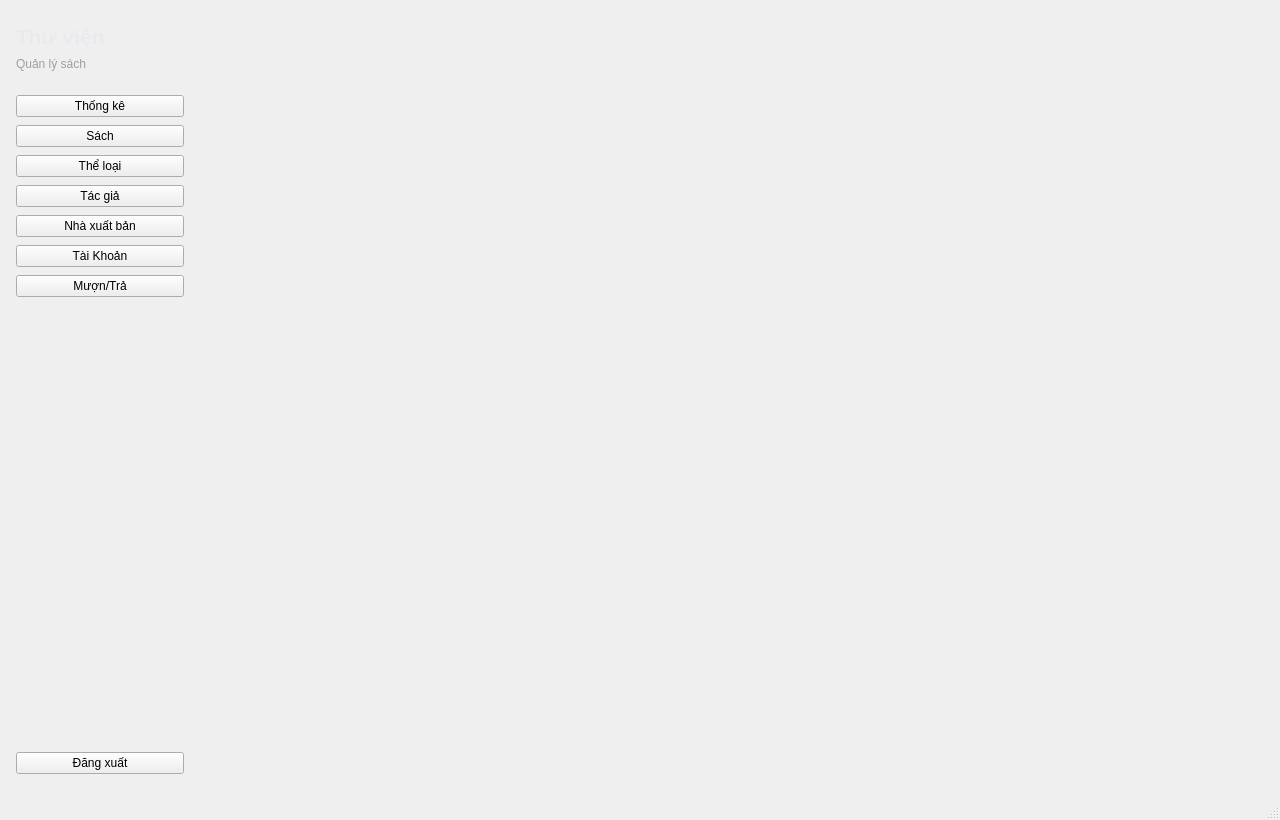
Before: the Qt Designer form view/main_window.ui in phuongphuong5110-create/library-app, drawn with Qt 5.
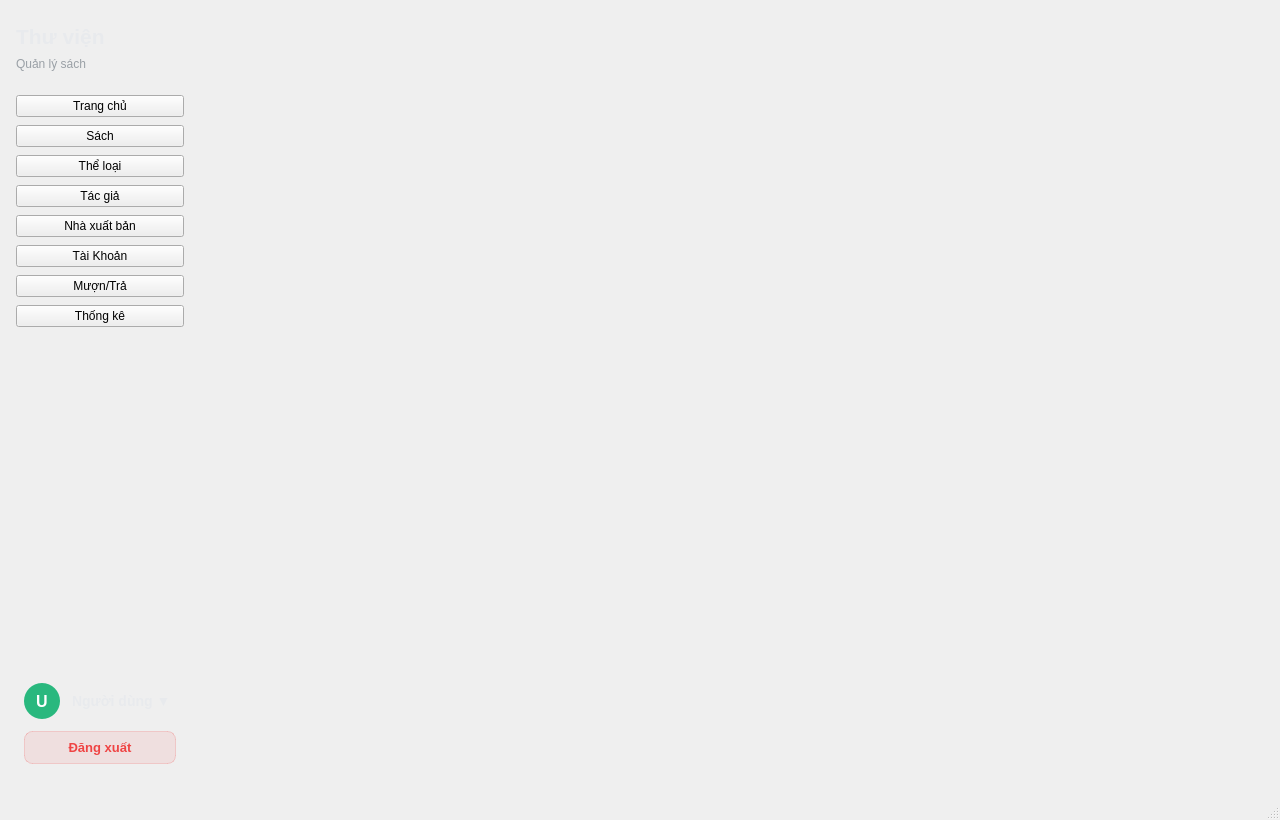
After: the same form once the commit is applied.

The edit to the form file:
```diff
--- a/view/main_window.ui
+++ b/view/main_window.ui
@@ -97,9 +97,9 @@
         </spacer>
        </item>
        <item>
-        <widget class="QPushButton" name="btn_nav_stats">
+        <widget class="QPushButton" name="btn_nav_home">
          <property name="text">
-          <string>Thống kê</string>
+          <string>Trang chủ</string>
          </property>
         </widget>
        </item>
@@ -145,6 +145,13 @@
          </property>
         </widget>
        </item>
+       <item>
+        <widget class="QPushButton" name="btn_nav_stats">
+         <property name="text">
+          <string>Thống kê</string>
+         </property>
+        </widget>
+       </item>
        <item>
         <spacer name="verticalSpacer_nav">
          <property name="orientation">
@@ -159,10 +166,128 @@
         </spacer>
        </item>
        <item>
-        <widget class="QPushButton" name="btn_logout">
-         <property name="text">
-          <string>Đăng xuất</string>
+        <widget class="QFrame" name="widget_profile_container">
+         <property name="styleSheet">
+          <string notr="true">
+QFrame#widget_profile_container {
+    background-color: transparent;
+    border-radius: 12px;
+}
+QFrame#widget_profile_container:hover {
+    background-color: rgba(255, 255, 255, 0.05);
+}
+          </string>
          </property>
+         <layout class="QVBoxLayout" name="verticalLayout_profile">
+          <property name="spacing">
+           <number>12</number>
+          </property>
+          <property name="leftMargin">
+           <number>8</number>
+          </property>
+          <property name="topMargin">
+           <number>10</number>
+          </property>
+          <property name="rightMargin">
+           <number>8</number>
+          </property>
+          <property name="bottomMargin">
+           <number>10</number>
+          </property>
+          <item>
+           <layout class="QHBoxLayout" name="horizontalLayout_profile">
+            <property name="spacing">
+             <number>12</number>
+            </property>
+            <item>
+             <widget class="QLabel" name="label_avatar">
+              <property name="minimumSize">
+               <size>
+                <width>36</width>
+                <height>36</height>
+               </size>
+              </property>
+              <property name="maximumSize">
+               <size>
+                <width>36</width>
+                <height>36</height>
+               </size>
+              </property>
+              <property name="styleSheet">
+               <string notr="true">
+QLabel {
+    background-color: #29b87e;
+    color: white;
+    border-radius: 18px;
+    font-weight: bold;
+    font-size: 16px;
+}
+               </string>
+              </property>
+              <property name="text">
+               <string>U</string>
+              </property>
+              <property name="alignment">
+               <set>Qt::AlignCenter</set>
+              </property>
+             </widget>
+            </item>
+            <item>
+             <widget class="QPushButton" name="btn_toggle_profile">
+              <property name="styleSheet">
+               <string notr="true">
+QPushButton {
+    color: #e8eaed;
+    border: none;
+    text-align: left;
+    font-weight: bold;
+    font-size: 14px;
+    background: transparent;
+}
+QPushButton:hover {
+    color: white;
+    text-decoration: underline;
+}
+               </string>
+              </property>
+              <property name="text">
+               <string>Người dùng ▼</string>
+              </property>
+              <property name="cursor">
+               <cursorShape>PointingHandCursor</cursorShape>
+              </property>
+             </widget>
+            </item>
+           </layout>
+          </item>
+          <item>
+           <widget class="QPushButton" name="btn_logout">
+            <property name="text">
+             <string>Đăng xuất</string>
+            </property>
+            <property name="cursor">
+             <cursorShape>PointingHandCursor</cursorShape>
+            </property>
+            <property name="styleSheet">
+             <string notr="true">
+QPushButton {
+    background-color: rgba(239, 68, 68, 0.1);
+    color: #ef4444;
+    border: 1px solid rgba(239, 68, 68, 0.2);
+    border-radius: 8px;
+    padding: 8px;
+    font-weight: bold;
+    font-size: 13px;
+}
+QPushButton:hover {
+    background-color: rgba(239, 68, 68, 0.2);
+    border: 1px solid rgba(239, 68, 68, 0.4);
+}
+             </string>
+            </property>
+           </widget>
+          </item>
+         </layout>
         </widget>
        </item>
       </layout>
```
